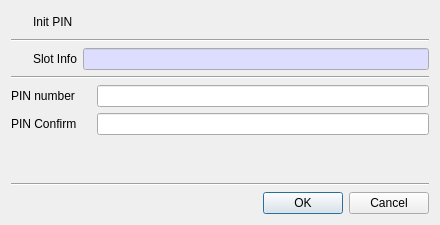
Old version of the form CryptokiMan/init_pin_dlg.ui in the repository jykim74/CryptokiMan.
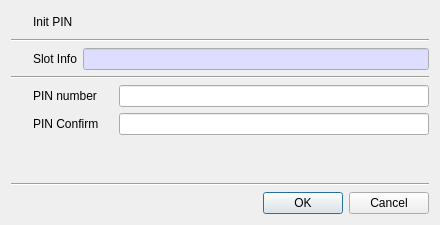
New version of the form. Icons and pictures are not drawn.

Diff of the .ui file:
```diff
--- a/CryptokiMan/init_pin_dlg.ui
+++ b/CryptokiMan/init_pin_dlg.ui
@@ -156,14 +156,21 @@
      <property name="topMargin">
       <number>0</number>
      </property>
-     <item row="0" column="1">
+     <item row="1" column="1">
+      <widget class="QLabel" name="label_7">
+       <property name="text">
+        <string>PIN Confirm</string>
+       </property>
+      </widget>
+     </item>
+     <item row="0" column="2">
       <widget class="QLineEdit" name="mPinText">
        <property name="echoMode">
         <enum>QLineEdit::Password</enum>
        </property>
       </widget>
      </item>
-     <item row="0" column="0">
+     <item row="0" column="1">
       <widget class="QLabel" name="label_4">
        <property name="minimumSize">
         <size>
@@ -176,20 +183,65 @@
        </property>
       </widget>
      </item>
-     <item row="1" column="0">
-      <widget class="QLabel" name="label_7">
-       <property name="text">
-        <string>PIN Confirm</string>
-       </property>
-      </widget>
-     </item>
-     <item row="1" column="1">
+     <item row="1" column="2">
       <widget class="QLineEdit" name="mPinConfText">
        <property name="echoMode">
         <enum>QLineEdit::Password</enum>
        </property>
       </widget>
      </item>
+     <item row="0" column="0">
+      <widget class="QPushButton" name="pushButton_2">
+       <property name="minimumSize">
+        <size>
+         <width>16</width>
+         <height>0</height>
+        </size>
+       </property>
+       <property name="maximumSize">
+        <size>
+         <width>16</width>
+         <height>16777215</height>
+        </size>
+       </property>
+       <property name="text">
+        <string/>
+       </property>
+       <property name="icon">
+        <iconset resource="cryptokiman.qrc">
+         <normaloff>:/images/passwd.png</normaloff>:/images/passwd.png</iconset>
+       </property>
+       <property name="flat">
+        <bool>true</bool>
+       </property>
+      </widget>
+     </item>
+     <item row="1" column="0">
+      <widget class="QPushButton" name="pushButton_3">
+       <property name="minimumSize">
+        <size>
+         <width>16</width>
+         <height>0</height>
+        </size>
+       </property>
+       <property name="maximumSize">
+        <size>
+         <width>16</width>
+         <height>16777215</height>
+        </size>
+       </property>
+       <property name="text">
+        <string/>
+       </property>
+       <property name="icon">
+        <iconset resource="cryptokiman.qrc">
+         <normaloff>:/images/passwd.png</normaloff>:/images/passwd.png</iconset>
+       </property>
+       <property name="flat">
+        <bool>true</bool>
+       </property>
+      </widget>
+     </item>
     </layout>
    </item>
    <item>
```
